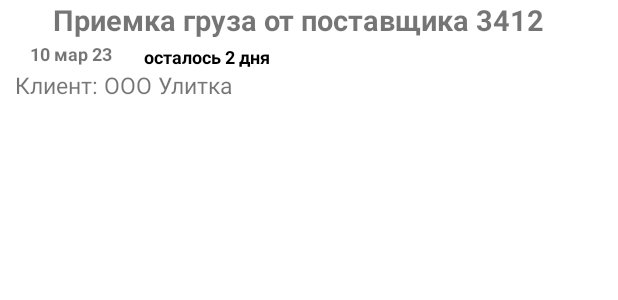
After one commit to Lazydemon341/Ruparts, an Android app: the layout expandable_list_child.xml on its own in the app's theme, with its tools: preview values and no code run, on a phone screen of 412 x 824 dp. The commit adds this screen. Shown: the top 300 px of the screen. Run offline under Robolectric (Android 15) with nearby library versions, the phone set to English and light mode, and no system bars; network calls fail.

Commit message:
ExpandableList

```diff
--- /dev/null
+++ b/app/src/main/res/layout/expandable_list_child.xml
@@ -0,0 +1,83 @@
+<?xml version="1.0" encoding="utf-8"?>
+<androidx.constraintlayout.widget.ConstraintLayout xmlns:android="http://schemas.android.com/apk/res/android"
+    xmlns:app="http://schemas.android.com/apk/res-auto"
+    xmlns:tools="http://schemas.android.com/tools"
+    android:layout_width="match_parent"
+    android:layout_height="match_parent">
+
+    <LinearLayout
+        android:id="@+id/ll_title"
+        android:layout_width="match_parent"
+        android:layout_height="wrap_content"
+        android:layout_marginHorizontal="10dp">
+
+        <ImageView
+            android:id="@+id/item_priority"
+            android:layout_width="20dp"
+            android:layout_height="wrap_content"
+            android:layout_alignParentLeft="true"
+            android:layout_alignParentTop="true"
+            android:layout_gravity="center_vertical" />
+
+        <TextView
+            android:id="@+id/item_name"
+            android:layout_width="match_parent"
+            android:layout_height="wrap_content"
+            android:layout_gravity="center_vertical"
+            android:layout_marginStart="5dp"
+            android:layout_toRightOf="@id/item_priority"
+            android:ellipsize="end"
+            android:maxLines="2"
+            android:text="Приемка груза от поставщика 3412"
+            android:textSize="19dp"
+            android:textStyle="bold" />
+
+    </LinearLayout>
+
+
+    <LinearLayout
+        android:id="@+id/ll_date"
+        android:layout_width="match_parent"
+        android:layout_height="wrap_content"
+        android:layout_marginHorizontal="10dp"
+        android:orientation="horizontal"
+        app:layout_constraintTop_toBottomOf="@+id/ll_title">
+
+        <TextView
+            android:id="@+id/item_date"
+            android:layout_width="75dp"
+            android:layout_height="20dp"
+            android:gravity="center"
+            android:text="10 мар 23"
+            android:textSize="12dp"
+            android:textStyle="bold"></TextView>
+
+        <TextView
+            android:id="@+id/item_note"
+            android:layout_width="100dp"
+            android:layout_height="16dp"
+            android:layout_margin="2dp"
+            android:background="@color/white"
+            android:gravity="center"
+            android:text="осталось 2 дня"
+            android:textColor="@color/black"
+            android:textSize="12dp"
+            android:textStyle="bold"></TextView>
+
+    </LinearLayout>
+
+    <TextView
+        android:id="@+id/item_comment"
+        android:layout_width="match_parent"
+        android:layout_height="56dp"
+        android:layout_marginTop="0dp"
+        android:ellipsize="end"
+        android:maxLength="130"
+        android:maxLines="3"
+        android:paddingHorizontal="10dp"
+        android:text="Клиент: ООО Улитка"
+        android:textSize="15sp"
+        app:layout_constraintTop_toBottomOf="@+id/ll_date" />
+
+
+</androidx.constraintlayout.widget.ConstraintLayout>
```
Also changed, not shown: app/src/main/java/com/ruparts/app/features/taskslist/ExpandableListAdapter.kt (added, +64 -0 lines), app/src/main/java/com/ruparts/app/features/taskslist/presentation/TasksListFragment.kt (+13 -4 lines), app/src/main/res/layout/expandable_list_group.xml (added, +20 -0 lines), app/src/main/res/layout/fragment_taskslist.xml (+26 -1 lines), app/src/main/res/layout/toolbar.xml (added, +12 -0 lines).
